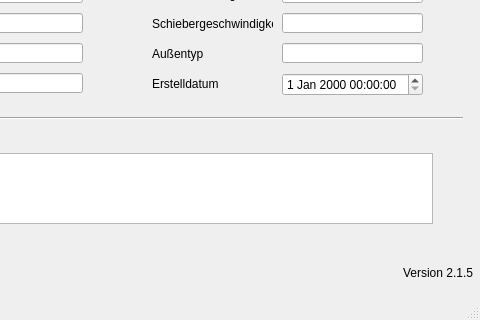
Before: the Qt Designer form qkan/importhe/templates/wehre.ui in hoettges/QKan, drawn with Qt 5; both pictures show x 168 to 648 and y 147 to 467 of the 648 by 467 pixel window.
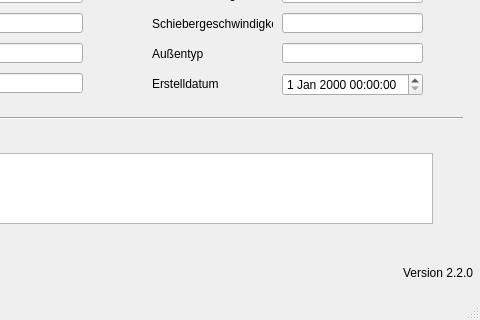
After: the same form once the commit is applied. Custom widgets are drawn as their Qt base class.

The edit to the form file:
```diff
--- a/qkan/importhe/templates/wehre.ui
+++ b/qkan/importhe/templates/wehre.ui
@@ -375,7 +375,7 @@
      <string>Version QKan Import</string>
     </property>
     <property name="text">
-     <string>Version 2.1.5</string>
+     <string>Version 2.2.0</string>
     </property>
     <property name="alignment">
      <set>Qt::AlignRight|Qt::AlignTrailing|Qt::AlignVCenter</set>
```
